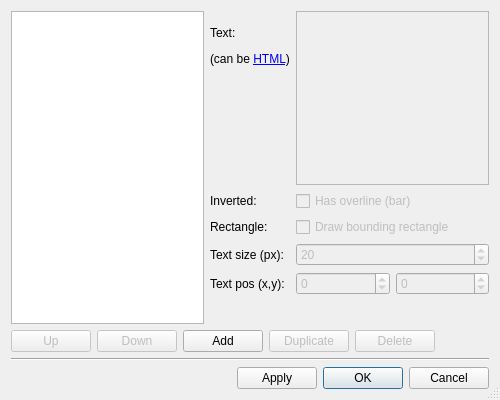
The window that src/DialogEditAnnotations.ui (gdevic/Z80Explorer) describes before a commit, drawn with Qt 5.
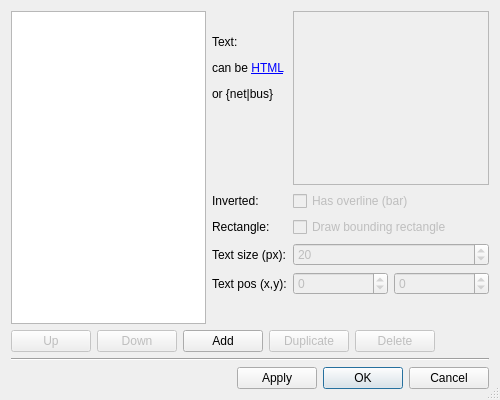
The same window after the commit.

Commit message: Annotate add macro substitution for {net|bus} values

Diff of the .ui file:
```diff
--- a/src/DialogEditAnnotations.ui
+++ b/src/DialogEditAnnotations.ui
@@ -34,7 +34,7 @@
        <item row="0" column="0">
         <widget class="QLabel" name="label_text">
          <property name="text">
-          <string>&lt;html&gt;&lt;head/&gt;&lt;body&gt;&lt;p&gt;Text:&lt;/p&gt;&lt;p&gt;(can be  &lt;a href=&quot;https://doc.qt.io/qt-5/richtext-html-subset.html&quot;&gt;HTML&lt;/a&gt;)&lt;/p&gt;&lt;/body&gt;&lt;/html&gt;</string>
+          <string>&lt;html&gt;&lt;head/&gt;&lt;body&gt;&lt;p&gt;Text:&lt;p&gt;can be  &lt;a href=&quot;https://doc.qt.io/qt-5/richtext-html-subset.html&quot;&gt;HTML&lt;/a&gt;&lt;/p&gt;or {net|bus}&lt;/body&gt;&lt;/html&gt;</string>
          </property>
          <property name="openExternalLinks">
           <bool>true</bool>
```
The commit also changes 2 other files.
